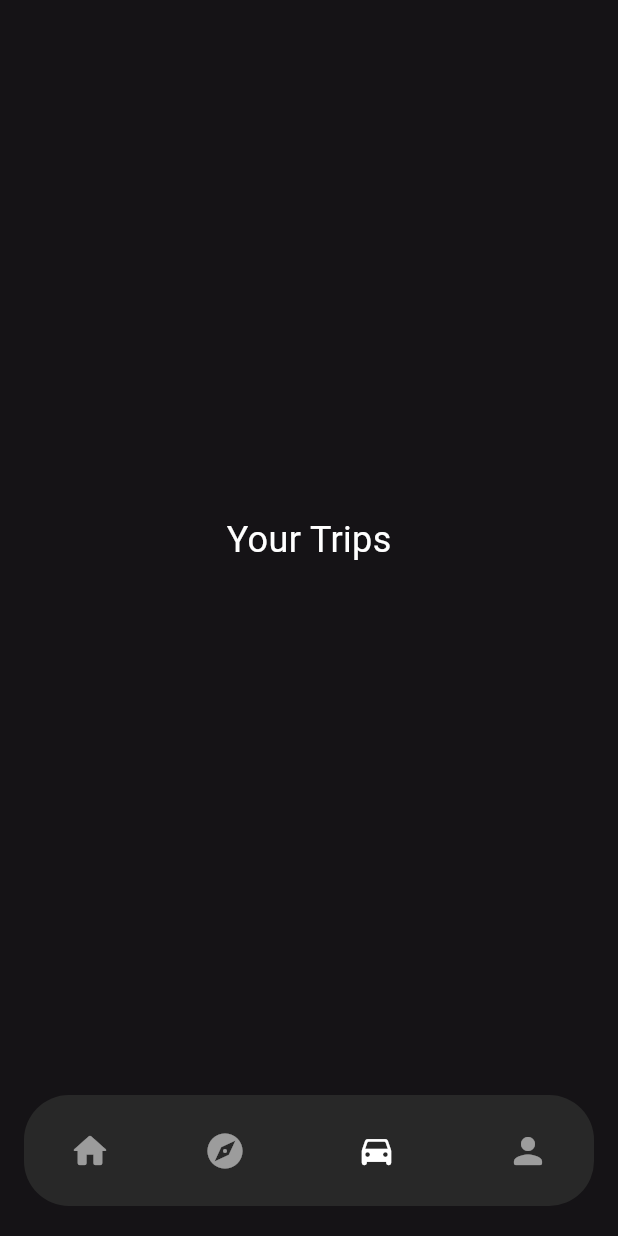
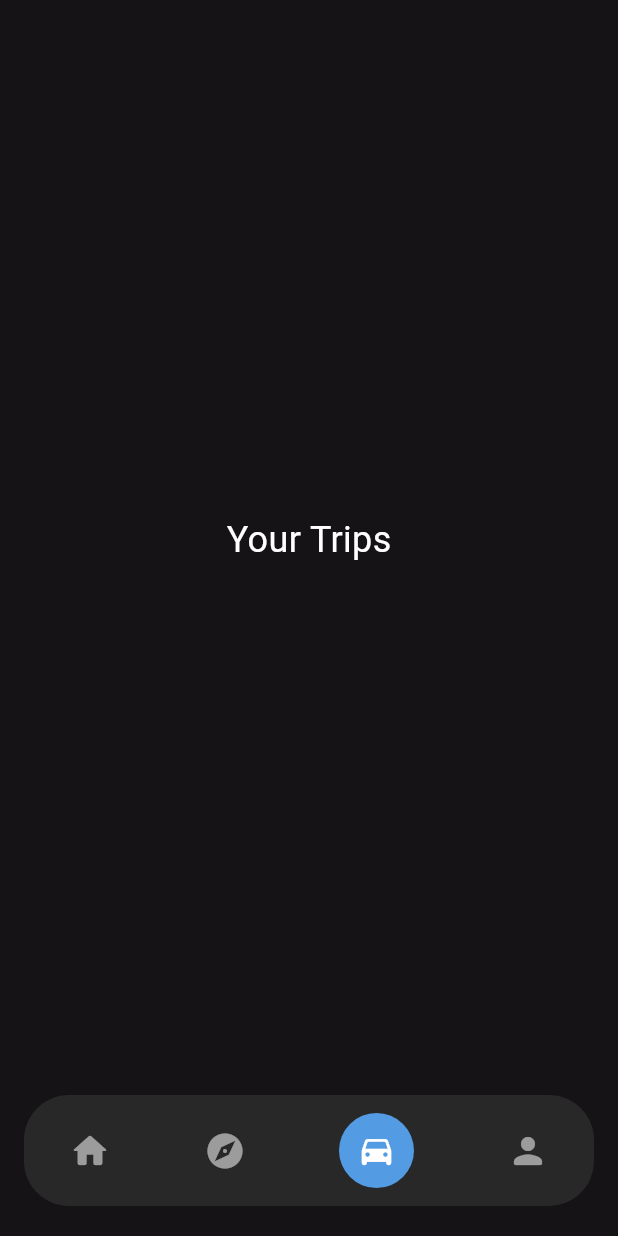
Before and after one commit to AbdulAhadUsman/fastpool-fe, a Flutter app: the RiderTripsPage screen opened directly, on a phone screen of 412 x 824 dp. Run offline on Flutter 3.47's test engine with Material 3 defaults, Android fonts, the phone set to English and light mode, and no system bars; our stand-ins replace flutter_dotenv, flutter_svg; project files that could hold a hidden picture were left out.

Commit message:
modify riderNavbar

```diff
--- a/lib/components/RiderNavBar.dart
+++ b/lib/components/RiderNavBar.dart
@@ -59,8 +59,6 @@ class _RiderNavbarState extends State<RiderNavbar> {
   @override
   Widget build(BuildContext context) {
     const backgroundColor = Color(0xFF282828);
-    const selectedColor = Colors.blue;
-    const unselectedColor = Colors.white54;
 
     return Container(
       margin: const EdgeInsets.only(left: 16, right: 16, top: 10, bottom: 20),
@@ -91,7 +89,7 @@ class _RiderNavbarState extends State<RiderNavbar> {
           ? Container(
               padding: const EdgeInsets.all(12),
               decoration: BoxDecoration(
-                color: AppColors.NavbarSelected, // Circular background
+                color: AppColors.primaryBlue, // Circular background
                 shape: BoxShape.circle,
               ),
               child: Icon(
```
